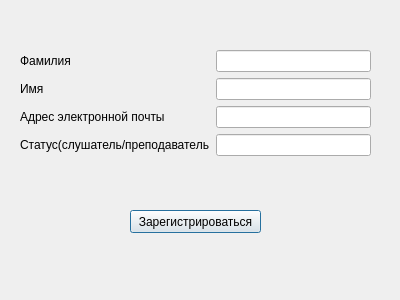
Above: 181-331_Furman/Lab1/registration.ui from Drawishe/Furman_semester2 before the change. Below: the same form after it.
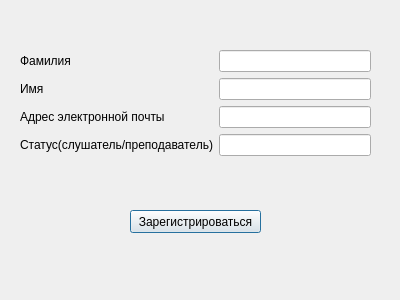
That is the form after the change.

The edit to the form file:
```diff
--- a/181-331_Furman/Lab1/registration.ui
+++ b/181-331_Furman/Lab1/registration.ui
@@ -83,7 +83,7 @@
       <item>
        <widget class="QLabel" name="nStatus">
         <property name="text">
-         <string>Статус(слушатель/преподаватель</string>
+         <string>Статус(слушатель/преподаватель)</string>
         </property>
        </widget>
       </item>
```
